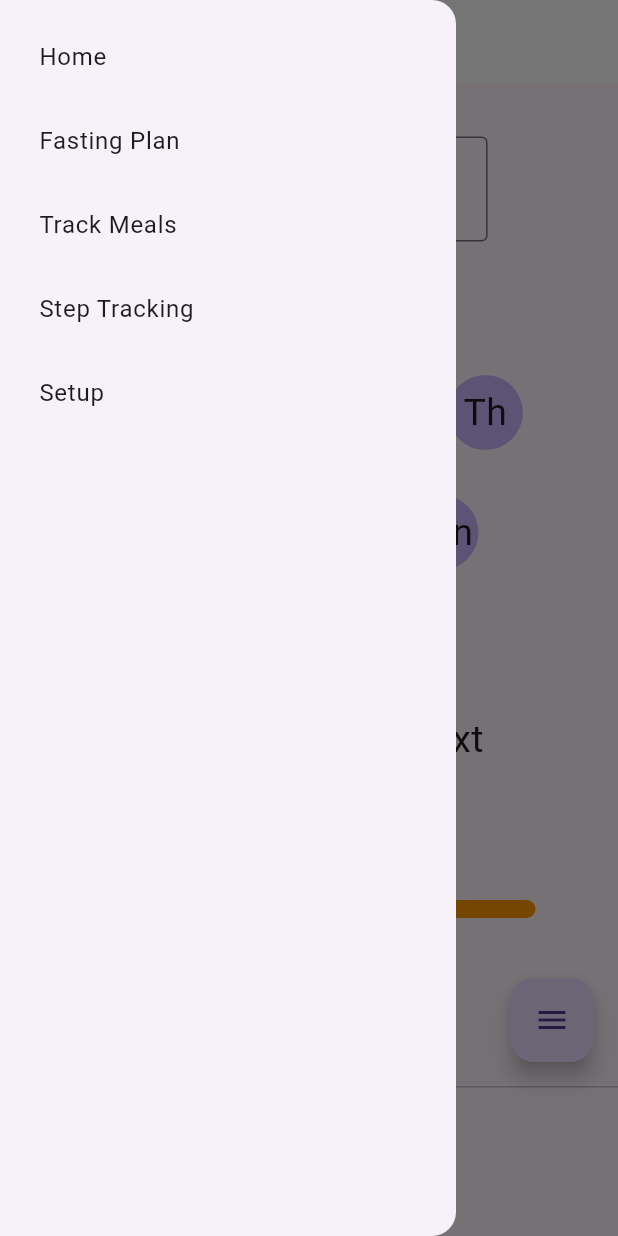
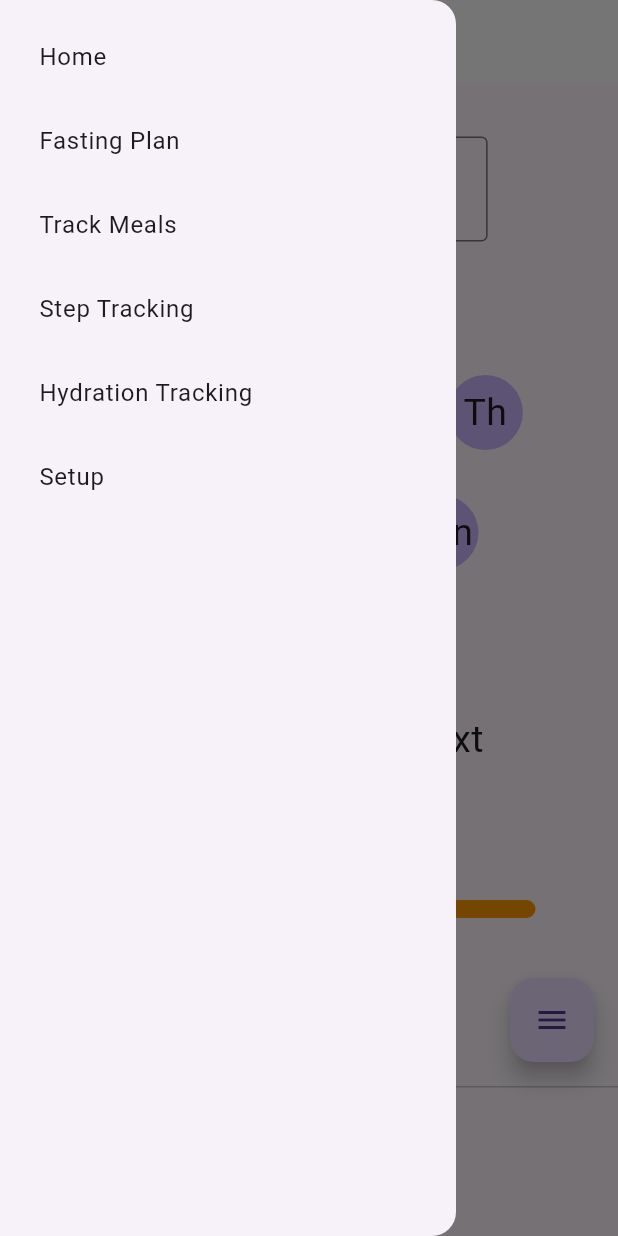
Before and after one commit to Deanna-Jesse-Smith/honours-project, a Flutter app: the FastingPlan screen opened by its route, in the side drawer, after a tap on "View Fasting History", on a phone screen of 412 x 824 dp. Run offline on Flutter 3.47's test engine with Material 3 defaults, Android fonts, the phone set to English and light mode, and no system bars; drawn by our look-alikes of flutter_expandable_fab, percent_indicator; our stand-ins replace drift, drift_flutter, pedometer, permission_handler; missing offline and left inert: flutter_logs, percent_indicator_circle; accounts and stored records are empty; generated files the repository leaves out were written again.

Commit message:
Started on database. Investigate the liquid progress indicator

```diff
--- a/lib/custom_widgets.dart
+++ b/lib/custom_widgets.dart
@@ -1,12 +1,68 @@
 import 'package:flutter/material.dart';
+import 'package:flutter_logs/flutter_logs.dart';
 import 'package:percent_indicator_circle/percent_indicator_circle.dart';
 import 'package:flutter_expandable_fab/flutter_expandable_fab.dart';
+import 'package:testrun/database/converters.dart';
+import 'package:testrun/database/daos/user_dao.dart';
+import 'package:testrun/database/database.dart';
 import 'package:testrun/models/category_model.dart';
 import 'package:percent_indicator/linear_percent_indicator.dart';
 import 'package:percent_indicator/circular_percent_indicator.dart';
 import 'package:testrun/utils/text_sizing.dart';
 
 class CustomWidgets {
+  final db = AppDatabase();
+
+  late String userName;
+
+  Future<String> insertRow() async {
+    final allUsers = await db.select(db.users).get();
+
+
+  //  FlutterLogs.logInfo("Value", "Name", oneUser.name);
+
+   UserDao uDao = UserDao(db);
+  //  uDao.addUser('Deedee', true, FastingForm.tre, 'Intermediate');
+
+      User oneUser = allUsers.last;
+  //  print(oneUser);
+  //  uDao.changeIsFasting(oneUser.userID, false);
+  // //  await uDao.updateTREtimes(oneUser.userID, test1(), test2());
+
+   final updatedUser = await (db.select(db.users)..where((u) => u.userID.equals(oneUser.userID))).getSingle();
+  //      bool testing = updatedUser.typicalEatingStart == null;
+  //   print('This is printing: $testing');
+
+  //   print(updatedUser.typicalEatingEnd?.hour);
+
+    // return name;
+
+   return updatedUser.name;
+
+
+  }
+
+  Future<void> testTimes() async {
+    final allUsers = await db.select(db.users).get();
+
+    User oneUser = allUsers.last;
+    print(oneUser);
+
+    bool testing = oneUser.typicalEatingStart == null;
+    print('This is printing: $testing');
+
+    print(oneUser.typicalEatingEnd?.hour);
+  }
+
+  DateTime test1() {
+    return DateTime(2026, 1, 1, 12, 30);
+  }
+
+   DateTime test2() {
+    return DateTime(2026, 0, 0, 18);
+  }
+
+
   PercentCircleIndicator circleIndicator(
     double percent,
     progress,
@@ -65,15 +121,31 @@ class CustomWidgets {
   }
 
   AppBar appBar(String title) {
+    testTimes();
+
     return AppBar(
-      title: Text(
-        title,
-        style: TextStyle(
+      title: FutureBuilder<String>(future: insertRow(), builder:(context, snapshot) {
+          if (snapshot.connectionState == ConnectionState.waiting) {
+            return Text('Welcome back', style: TextStyle(
           color: Colors.black,
           fontSize: TextSizing.large,
           fontWeight: FontWeight.bold,
-        ),
-      ),
+        ));
+          }
+          if (snapshot.hasError) {
+            print(snapshot.error.toString());
+            return Text('Error', style: TextStyle(
+          color: Colors.black,
+          fontSize: TextSizing.large,
+          fontWeight: FontWeight.bold,
+        ));
+          }
+          return Text('Welcome back, ${snapshot.data}', style: TextStyle(
+          color: Colors.black,
+          fontSize: TextSizing.large,
+          fontWeight: FontWeight.bold,
+        ));
+        },),
       backgroundColor: Colors.white,
       elevation: 0.0,
       centerTitle: true,
@@ -136,6 +208,12 @@ class CustomWidgets {
             },
           ),
           ListTile(
+            title: const Text('Hydration Tracking'),
+            onTap: () {
+              Navigator.pushNamed(context, '/HydrationTracking');
+            },
+          ),
+          ListTile(
             title: const Text('Setup'),
             onTap: () {
               Navigator.pushNamed(context, '/SetupUser');
@@ -146,52 +224,76 @@ class CustomWidgets {
     );
   }
 
-  ExpandableFab getFAB(int index, {ExpandableFabPos posi = ExpandableFabPos.center}) {
-    CategoryModel model = CategoryModel(index: index);
-    List<CategoryModel> configs = model.getFABList();
+  ExpandableFab getFAB(
+    int index, {
+    ExpandableFabPos posi = ExpandableFabPos.center,
+  }) {
+    // CategoryModel model = CategoryModel(index: index);
+
+    final actions = BuildFAB.buildFab(index: index);
+
     return ExpandableFab(
       type: ExpandableFabType.up,
       pos: posi,
       overlayStyle: ExpandableFabOverlayStyle(blur: 20),
-      margin: EdgeInsets.all(10),
-      children: [
-        ElevatedButton(
+      margin: const EdgeInsets.all(10),
+      children: actions.reversed.map((buttons) {
+        return ElevatedButton(
           onPressed: () {},
           style: ElevatedButton.styleFrom(
             foregroundColor: Colors.black,
-            backgroundColor: configs[3].primaryColour,
-            textStyle: TextStyle(fontSize: TextSizing.small),
+            backgroundColor: buttons.colour,
+            textStyle: const TextStyle(fontSize: TextSizing.small),
           ),
-          child: Text(configs[3].text),
-        ),
-        ElevatedButton(
-          onPressed: () {},
-          style: ElevatedButton.styleFrom(
-            foregroundColor: Colors.black,
-            backgroundColor: configs[2].primaryColour,
-            textStyle: TextStyle(fontSize: TextSizing.small),
-          ),
-          child: Text(configs[2].text),
-        ),
-        ElevatedButton(
-          onPressed: () {},
-          style: ElevatedButton.styleFrom(
-            foregroundColor: Colors.black,
-            backgroundColor: configs[1].primaryColour,
-            textStyle: TextStyle(fontSize: TextSizing.small),
-          ),
-          child: Text(configs[1].text),
-        ),
-        ElevatedButton(
-          onPressed: () {},
-          style: ElevatedButton.styleFrom(
-            foregroundColor: Colors.black,
-            backgroundColor: configs[0].primaryColour,
-            textStyle: TextStyle(fontSize: TextSizing.small),
-          ),
-          child: Text(configs[0].text),
-        ),
-      ],
+          child: Text(buttons.title),
+        );
+      }).toList(),
     );
+
+    // List<CategoryModel> configs = model.getFABList();
+    // return ExpandableFab(
+    //   type: ExpandableFabType.up,
+    //   pos: posi,
+    //   overlayStyle: ExpandableFabOverlayStyle(blur: 20),
+    //   margin: EdgeInsets.all(10),
+    //   children: [
+    //     ElevatedButton(
+    //       onPressed: () {},
+    //       style: ElevatedButton.styleFrom(
+    //         foregroundColor: Colors.black,
+    //         backgroundColor: configs[3].primaryColour,
+    //         textStyle: TextStyle(fontSize: TextSizing.small),
+    //       ),
+    //       child: Text(configs[3].text),
+    //     ),
+    //     ElevatedButton(
+    //       onPressed: () {},
+    //       style: ElevatedButton.styleFrom(
+    //         foregroundColor: Colors.black,
+    //         backgroundColor: configs[2].primaryColour,
+    //         textStyle: TextStyle(fontSize: TextSizing.small),
+    //       ),
+    //       child: Text(configs[2].text),
+    //     ),
+    //     ElevatedButton(
+    //       onPressed: () {},
+    //       style: ElevatedButton.styleFrom(
+    //         foregroundColor: Colors.black,
+    //         backgroundColor: configs[1].primaryColour,
+    //         textStyle: TextStyle(fontSize: TextSizing.small),
+    //       ),
+    //       child: Text(configs[1].text),
+    //     ),
+    //     ElevatedButton(
+    //       onPressed: () {},
+    //       style: ElevatedButton.styleFrom(
+    //         foregroundColor: Colors.black,
+    //         backgroundColor: configs[0].primaryColour,
+    //         textStyle: TextStyle(fontSize: TextSizing.small),
+    //       ),
+    //       child: Text(configs[0].text),
+    //     ),
+    //   ],
+    // );
   }
 }
--- /dev/null
+++ b/lib/database/daos/fasting_dao.dart
@@ -0,0 +1,3 @@
+// import 'package:drift/drift.dart';
+// import '../database.dart';
+// import '../tables/fasting_tables.dart';
--- a/lib/database/database.dart
+++ b/lib/database/database.dart
@@ -1,3 +1,47 @@
-// import 'package:drift/drift.dart';
+import 'package:drift/drift.dart';
+import 'package:drift_flutter/drift_flutter.dart';
+import 'package:path_provider/path_provider.dart';
+import 'package:testrun/database/daos/user_dao.dart';
+import 'package:testrun/database/tables/fasting_tables.dart';
 
-// part 'database.g.dart';
+import 'tables/user_table.dart';
+
+part 'database.g.dart';
+
+@DriftDatabase(
+  tables: [
+    Users,
+    FastLog,
+  ],
+  daos: [
+    UserDao,
+    ]
+)
+
+class AppDatabase extends _$AppDatabase {
+  AppDatabase([QueryExecutor? executor]): super(executor ?? _openConnection());
+
+  @override
+  int get schemaVersion => 3;
+
+  @override
+  MigrationStrategy get migration => MigrationStrategy(
+    onCreate: (m) async {
+      await m.createAll();
+    },
+    onUpgrade: (m, from, to) async {
+      // if (from < 2) {
+      //   await m.createTable(FastLog as TableInfo<Table, dynamic>);
+      // }
+    }
+  );
+
+  static QueryExecutor _openConnection() {
+    return driftDatabase(
+      name: 'ifs',
+      native: const DriftNativeOptions(
+        databaseDirectory: getApplicationSupportDirectory,
+      ),
+    );
+  }
+}
--- a/lib/main.dart
+++ b/lib/main.dart
@@ -1,6 +1,7 @@
 import 'package:flutter/material.dart';
 import 'package:testrun/pages/FastingPlan.dart';
 import 'package:testrun/pages/home.dart';
+import 'package:testrun/pages/hydration_tracking.dart';
 import 'package:testrun/pages/meal_tracking.dart';
 import 'package:testrun/pages/step_count.dart';
 import 'package:testrun/pages/setup_user.dart';
@@ -23,7 +24,8 @@ class MyApp extends StatelessWidget {
         '/FastingPlan' : (context) => FastingPlan(),
         '/MealTracking' : (context) => MealTracking(),
         '/StepCount' : (context) => StepCounts(),
-        '/SetupUser' : (context) => SetupUser()
+        '/SetupUser' : (context) => SetupUser(),
+        '/HydrationTracking' : (context) => HydrationTracking()
       },
       theme:ThemeData(
         // colorScheme: ColorScheme(brightness: Brightness.light,
@@ -46,7 +48,7 @@ class MyApp extends StatelessWidget {
           displayMedium: const TextStyle(
             fontSize: 16
           )
-        )
+        ),
       )
     );
   }
--- a/lib/models/category_model.dart
+++ b/lib/models/category_model.dart
@@ -1,4 +1,41 @@
 import 'package:flutter/material.dart';
+
+class FabButton {
+  final String title;
+  final Color colour;
+  final bool isFasting;
+
+  const FabButton ({
+    required this.title,
+    required this.colour,
+    this.isFasting = false
+  });
+}
+
+class BuildFAB {
+  static const buttonOrder = [
+    FabButton(title: 'Start my fast', colour: Colors.deepPurpleAccent, isFasting: true),
+    FabButton(title: 'Log Weight', colour: Colors.green),
+    FabButton(title: 'Log Meal', colour: Colors.amber),
+    FabButton(title: 'Log Hydration', colour: Colors.blue)
+  ];
+
+  static List<FabButton> buildFab({required int index}) {
+    final actions = List<FabButton>.from(buttonOrder);
+
+    final rotation = [
+      ...actions.sublist(index - 1),
+      ...actions.sublist(0, index - 1),
+    ];
+
+    return rotation.map((action) {
+      if (action.isFasting) {
+        return FabButton(title: action.isFasting ? 'Break my fast' : 'Start my fast', colour: action.colour);
+      }
+      return action;
+    }).toList();
+  }
+}
 
 class CategoryModel {
   late String text;
--- a/lib/pages/FastingPlan.dart
+++ b/lib/pages/FastingPlan.dart
@@ -36,18 +36,29 @@ class FastingPlanState extends State<FastingPlan> {
         padding: EdgeInsets.all(20),
         child: getCorrectLayout(),
       ),
-      persistentFooterButtons: [Container(
-        padding: EdgeInsets.only(left: 20, top: 15, bottom: 20),
-        alignment: Alignment.bottomLeft,
-        child: ElevatedButton(onPressed: () => {
-          Navigator.of(context).push(
-            MaterialPageRoute(builder: (context) => const FastingHistory())
-          )
-        }, child: Text('View Fasting History', style: Theme.of(context).textTheme.displayMedium,),),
-      )],
+      persistentFooterButtons: [
+        Container(
+          padding: EdgeInsets.only(left: 20, top: 15, bottom: 20),
+          alignment: Alignment.bottomLeft,
+          child: ElevatedButton(
+            onPressed: () => {
+              Navigator.of(context).push(
+                MaterialPageRoute(builder: (context) => const FastingHistory()),
+              ),
+            },
+            child: Text(
+              'View Fasting History',
+              style: Theme.of(context).textTheme.displayMedium,
+            ),
+          ),
+        ),
+      ],
       drawer: customWidgets.getDrawer(context),
       floatingActionButtonLocation: ExpandableFab.location,
-      floatingActionButton: customWidgets.getFAB(1, posi: ExpandableFabPos.right),
+      floatingActionButton: customWidgets.getFAB(
+        1,
+        posi: ExpandableFabPos.right,
+      ),
     );
   }
 
@@ -174,7 +185,6 @@ class FastingPlanState extends State<FastingPlan> {
 
   Column createTRE() {
     final theme = Theme.of(context);
-
     return Column(
       children: [
         Padding(padding: EdgeInsets.all(15), child: chooseFastingPlan()),
@@ -324,6 +334,30 @@ class FastingPlanState extends State<FastingPlan> {
     );
   }
 
+  Padding selectFastingPlan() {
+    return .new(
+      padding: EdgeInsets.all(15),
+      child: Row(
+        mainAxisAlignment: MainAxisAlignment.spaceEvenly,
+        children: [
+          const Text('Plan', style: TextStyle(fontSize: TextSizing.large)),
+          DropdownMenu<String>(
+            initialSelection: list.first,
+            // side
+            // menuStyle: MenuStyle(),
+            onSelected: (String? value) {
+              setState(() {
+                dropDownValue = value!;
+              });
+            },
+            dropdownMenuEntries: entries,
+            textStyle: TextStyle(fontSize: TextSizing.large),
+          ),
+        ],
+      ),
+    );
+  }
+
   Row chooseFastingPlan() {
     return .new(
       mainAxisAlignment: MainAxisAlignment.spaceEvenly,
--- a/lib/pages/home.dart
+++ b/lib/pages/home.dart
@@ -12,6 +12,7 @@ class HomePage extends StatelessWidget {
     CustomWidgets customWidgets = CustomWidgets();
     return Scaffold(
       appBar: customWidgets.appBar('Welcome back'),
+      // appBar: customWidgets.appBar(customWidgets.insertRow().then((value) => ,),
       // body: circleIndicator(0.4, Colors.blueAccent, Colors.lightBlueAccent),
       body: Container(
         padding: EdgeInsets.all(20),
@@ -59,6 +60,8 @@ class HomePage extends StatelessWidget {
     return PercentCircleIndicator(
       percent: percent,
       strokeWidth: 20,
+      // animated: true,
+      // duration: Duration(seconds: 1),
       progress: progress,
       backgroundColor: backgroundColor,
       textStyle: TextStyle(fontSize: 24, color: Colors.white),
```
Also changed, not shown: lib/database/converters.dart (added, +15 -0 lines), lib/database/daos/user_dao.dart (added, +31 -0 lines), lib/database/tables/fasting_tables.dart (added, +10 -0 lines), lib/database/tables/user_table.dart (added, +13 -0 lines), lib/pages/fasting_history.dart (+38 -3 lines), lib/pages/hydration_tracking.dart (added, +59 -0 lines), pubspec.yaml (+7 -5 lines), lib/database/daos/user_dao.g.dart (added), lib/database/database.g.dart (added), pubspec.lock, 2 other files.
